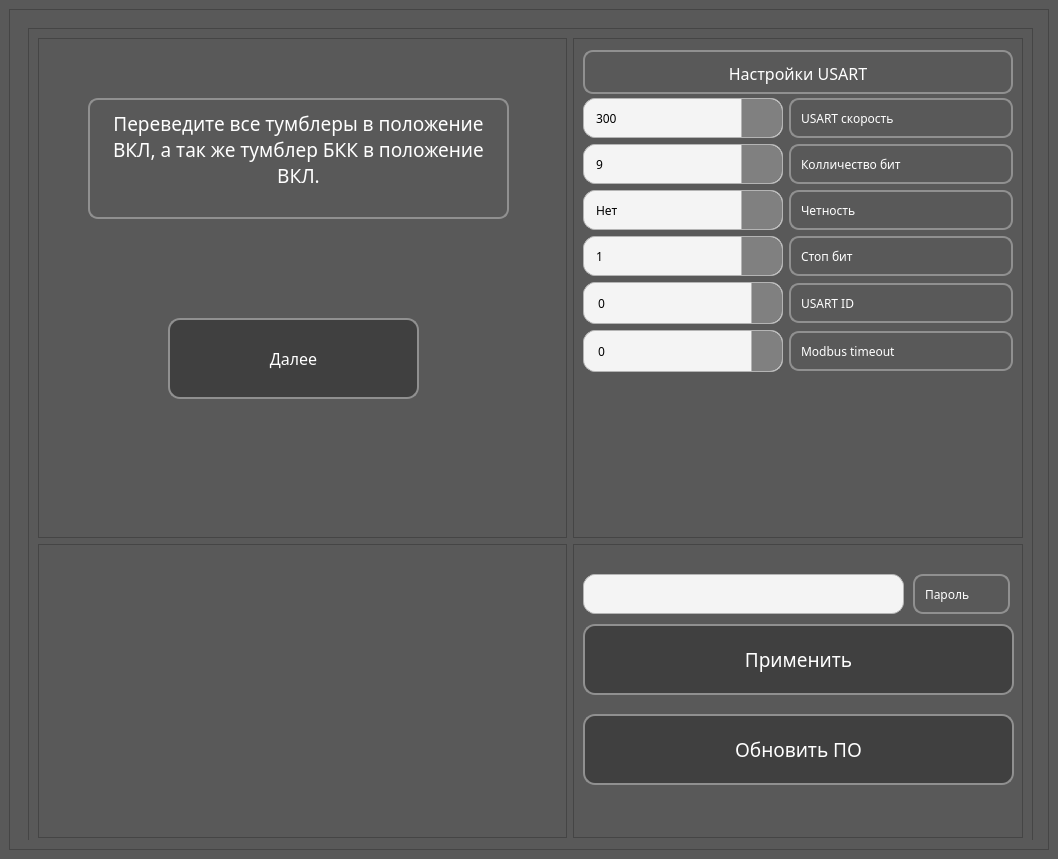
The window that untitled_old.ui (tempa37/URM_Configurator) describes before a commit, drawn with Qt 5.
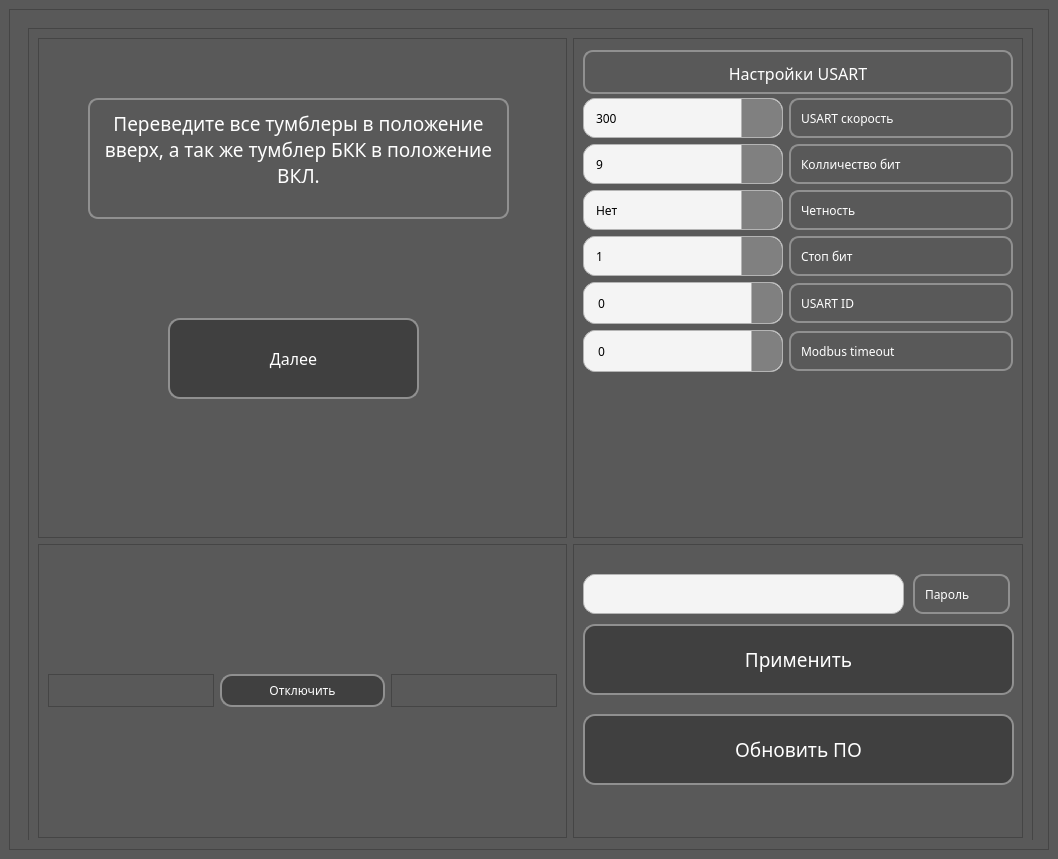
The same window after the commit. Icons and pictures are not drawn.

Diff of the .ui file:
```diff
--- a/untitled_old.ui
+++ b/untitled_old.ui
@@ -1605,6 +1605,39 @@
                 <property name="frameShadow">
                  <enum>QFrame::Shadow::Raised</enum>
                 </property>
+                <layout class="QGridLayout" name="gridLayout_14">
+                 <item row="0" column="0">
+                  <layout class="QGridLayout" name="gridLayout_13">
+                   <item row="0" column="0">
+                    <widget class="QFrame" name="frame_22">
+                     <property name="frameShape">
+                      <enum>QFrame::Shape::StyledPanel</enum>
+                     </property>
+                     <property name="frameShadow">
+                      <enum>QFrame::Shadow::Raised</enum>
+                     </property>
+                    </widget>
+                   </item>
+                   <item row="0" column="1">
+                    <widget class="QPushButton" name="pushButton_13">
+                     <property name="text">
+                      <string>Отключить</string>
+                     </property>
+                    </widget>
+                   </item>
+                   <item row="0" column="2">
+                    <widget class="QFrame" name="frame_24">
+                     <property name="frameShape">
+                      <enum>QFrame::Shape::StyledPanel</enum>
+                     </property>
+                     <property name="frameShadow">
+                      <enum>QFrame::Shadow::Raised</enum>
+                     </property>
+                    </widget>
+                   </item>
+                  </layout>
+                 </item>
+                </layout>
                </widget>
               </item>
               <item row="1" column="0">
@@ -1964,7 +1997,7 @@
 li.unchecked::marker { content: &quot;\2610&quot;; }
 li.checked::marker { content: &quot;\2612&quot;; }
 &lt;/style&gt;&lt;/head&gt;&lt;body style=&quot; font-family:'Noto Sans SC'; font-size:9pt; font-weight:400; font-style:normal;&quot;&gt;
-&lt;p align=&quot;center&quot; style=&quot; margin-top:0px; margin-bottom:0px; margin-left:0px; margin-right:0px; -qt-block-indent:0; text-indent:0px;&quot;&gt;&lt;span style=&quot; font-size:14pt;&quot;&gt;Переведите все тумблеры в положение ВКЛ, а так же тумблер БКК в положение ВКЛ.&lt;/span&gt;&lt;/p&gt;&lt;/body&gt;&lt;/html&gt;</string>
+&lt;p align=&quot;center&quot; style=&quot; margin-top:0px; margin-bottom:0px; margin-left:0px; margin-right:0px; -qt-block-indent:0; text-indent:0px;&quot;&gt;&lt;span style=&quot; font-size:14pt;&quot;&gt;Переведите все тумблеры в положение вверх, а так же тумблер БКК в положение ВКЛ.&lt;/span&gt;&lt;/p&gt;&lt;/body&gt;&lt;/html&gt;</string>
                      </property>
                     </widget>
                     <widget class="QPushButton" name="pushButton_12">
```
Left out of the diff: 2 changed lines with no effect on the pictures.
